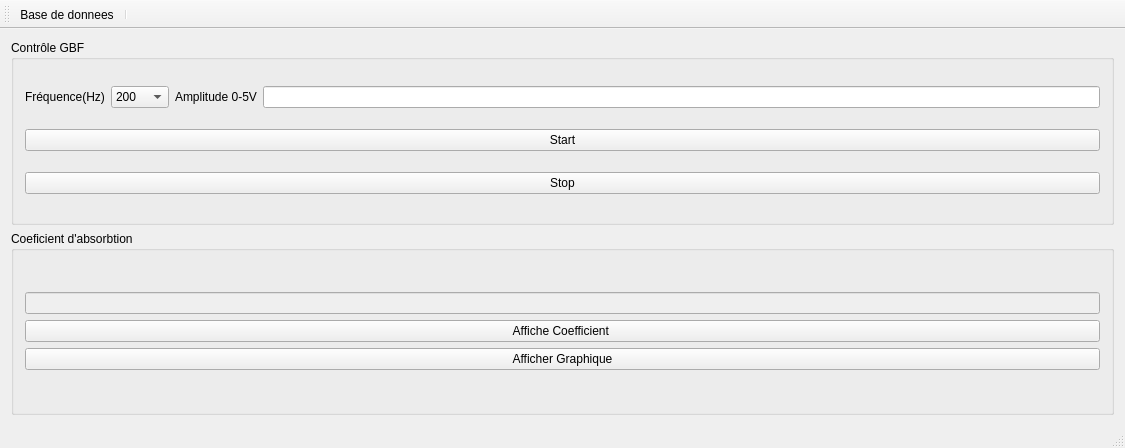
The window that main_interface/main_interfaceQt/mainwindow.ui (b3rnvrd/Kundt-s-tube-automation) describes before a commit, drawn with Qt 5.
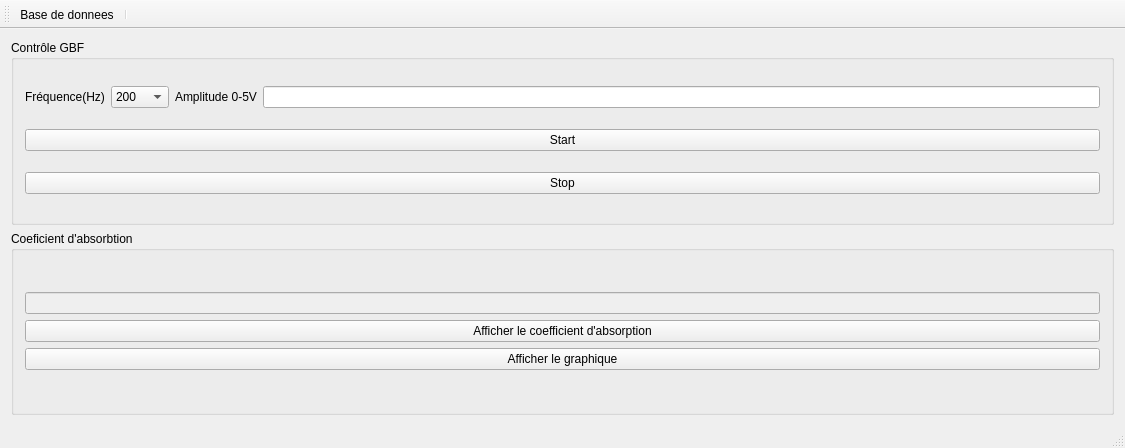
The same window after the commit. Icons and pictures are not drawn.

What changed in the file:
```diff
--- a/main_interface/main_interfaceQt/mainwindow.ui
+++ b/main_interface/main_interfaceQt/mainwindow.ui
@@ -156,14 +156,14 @@
            <item>
             <widget class="QPushButton" name="pushButtonCoefficient">
              <property name="text">
-              <string>Affiche Coefficient </string>
+              <string>Afficher le coefficient d'absorption</string>
              </property>
             </widget>
            </item>
            <item>
             <widget class="QPushButton" name="pushButtonGraphique">
              <property name="text">
-              <string>Afficher Graphique</string>
+              <string>Afficher le graphique</string>
              </property>
             </widget>
            </item>
```
